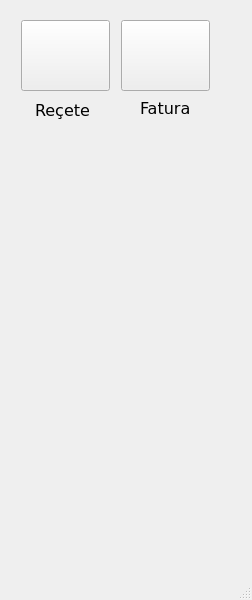
Before: the Qt Designer form mainwindow.ui in nerdogan/nenra, drawn with Qt 5.
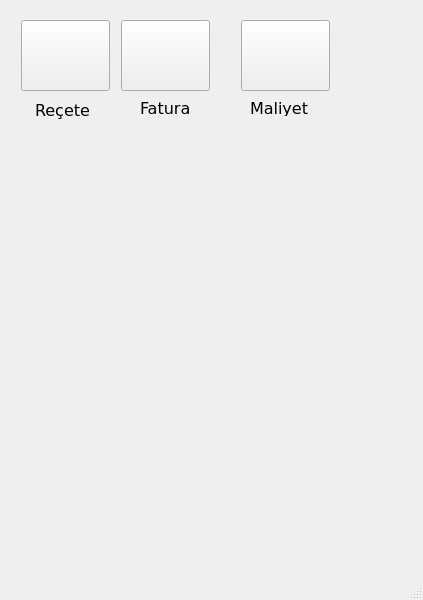
After: the same form once the commit is applied.

Commit message: maliyet arayüzü eklendi

What changed in the file:
```diff
--- a/mainwindow.ui
+++ b/mainwindow.ui
@@ -6,7 +6,7 @@
    <rect>
     <x>0</x>
     <y>0</y>
-    <width>252</width>
+    <width>423</width>
     <height>600</height>
    </rect>
   </property>
@@ -162,6 +162,58 @@
      <string>Fatura</string>
     </property>
    </widget>
+   <widget class="QWidget" name="horizontalLayoutWidget_5">
+    <property name="geometry">
+     <rect>
+      <x>240</x>
+      <y>20</y>
+      <width>91</width>
+      <height>71</height>
+     </rect>
+    </property>
+    <layout class="QHBoxLayout" name="horizontalLayout_5">
+     <item>
+      <widget class="QPushButton" name="pushButton_3">
+       <property name="maximumSize">
+        <size>
+         <width>89</width>
+         <height>89</height>
+        </size>
+       </property>
+       <property name="font">
+        <font>
+         <family>Verdana</family>
+         <pointsize>12</pointsize>
+         <weight>75</weight>
+         <bold>true</bold>
+        </font>
+       </property>
+       <property name="text">
+        <string/>
+       </property>
+      </widget>
+     </item>
+    </layout>
+   </widget>
+   <widget class="QLabel" name="label_3">
+    <property name="geometry">
+     <rect>
+      <x>250</x>
+      <y>100</y>
+      <width>61</width>
+      <height>16</height>
+     </rect>
+    </property>
+    <property name="font">
+     <font>
+      <family>Verdana</family>
+      <pointsize>12</pointsize>
+     </font>
+    </property>
+    <property name="text">
+     <string>Maliyet</string>
+    </property>
+   </widget>
   </widget>
   <widget class="QMenuBar" name="menubar">
    <property name="geometry">
```
Left out of the diff: 2 changed lines with no effect on the pictures. The commit also changes 14 other files.
